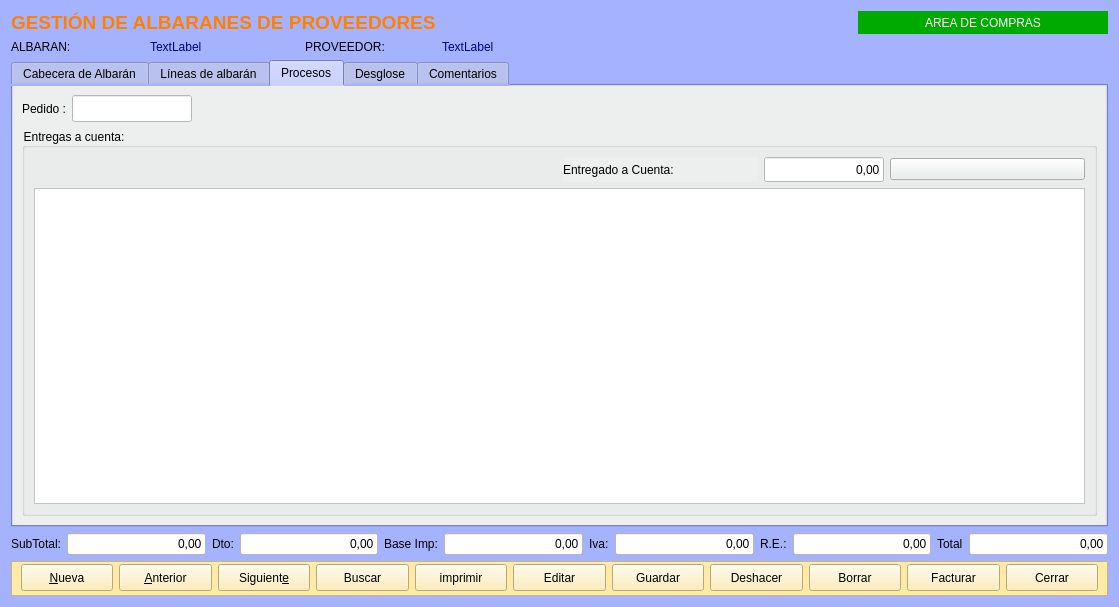
The window that Zona_Compras/frmalbaranproveedor.ui (arcnexus/RedFoX) describes before a commit, drawn with Qt 5.
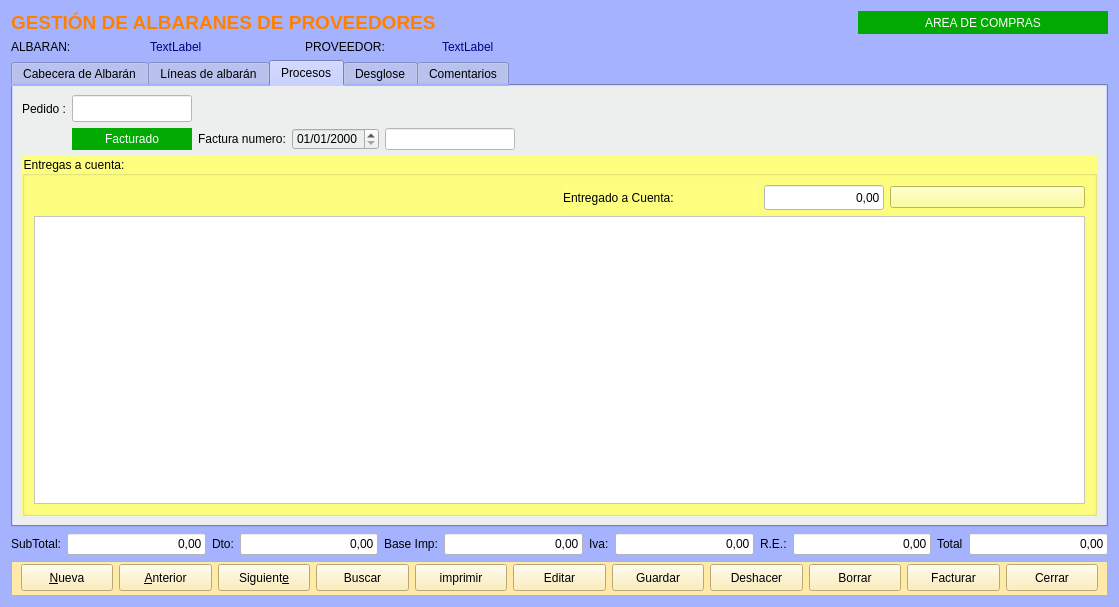
The same window after the commit. The open tabs and pages were chosen to show the change. Icons and pictures are not drawn.

Patch:
```diff
--- a/Zona_Compras/frmalbaranproveedor.ui
+++ b/Zona_Compras/frmalbaranproveedor.ui
@@ -635,10 +635,17 @@
        <string>Procesos</string>
       </attribute>
       <layout class="QGridLayout" name="gridLayout_3">
-       <item row="0" column="0">
-        <widget class="QLabel" name="label_24">
+       <item row="1" column="3">
+        <widget class="QDateEdit" name="txtdFechaFactura">
+         <property name="displayFormat">
+          <string>dd/MM/yyyy</string>
+         </property>
+        </widget>
+       </item>
+       <item row="1" column="2">
+        <widget class="QLabel" name="lblNumFactura">
          <property name="text">
-          <string>Pedido :</string>
+          <string>Factura numero:</string>
          </property>
         </widget>
        </item>
@@ -661,21 +668,11 @@
          </property>
         </widget>
        </item>
-       <item row="0" column="2">
-        <spacer name="horizontalSpacer_5">
-         <property name="orientation">
-          <enum>Qt::Horizontal</enum>
-         </property>
-         <property name="sizeHint" stdset="0">
-          <size>
-           <width>893</width>
-           <height>20</height>
-          </size>
-         </property>
-        </spacer>
-       </item>
-       <item row="1" column="0" colspan="3">
+       <item row="2" column="0" colspan="6">
         <widget class="QGroupBox" name="groupBox_3">
+         <property name="styleSheet">
+          <string notr="true">background-color: rgb(255, 255, 127);</string>
+         </property>
          <property name="title">
           <string>Entregas a cuenta:</string>
          </property>
@@ -757,6 +754,66 @@
          </layout>
         </widget>
        </item>
+       <item row="1" column="1">
+        <widget class="QLabel" name="lblFacturado">
+         <property name="styleSheet">
+          <string notr="true">background-color: rgb(0, 170, 0);
+color: rgb(255, 255, 255);</string>
+         </property>
+         <property name="text">
+          <string>   Facturado   </string>
+         </property>
+         <property name="alignment">
+          <set>Qt::AlignCenter</set>
+         </property>
+        </widget>
+       </item>
+       <item row="0" column="0">
+        <widget class="QLabel" name="label_24">
+         <property name="text">
+          <string>Pedido :</string>
+         </property>
+        </widget>
+       </item>
+       <item row="1" column="4">
+        <widget class="QLineEdit" name="txtcNumFra">
+         <property name="maximumSize">
+          <size>
+           <width>130</width>
+           <height>16777215</height>
+          </size>
+         </property>
+         <property name="styleSheet">
+          <string notr="true">background-color: rgb(255, 255, 255);</string>
+         </property>
+        </widget>
+       </item>
+       <item row="0" column="2" colspan="4">
+        <spacer name="horizontalSpacer_5">
+         <property name="orientation">
+          <enum>Qt::Horizontal</enum>
+         </property>
+         <property name="sizeHint" stdset="0">
+          <size>
+           <width>893</width>
+           <height>20</height>
+          </size>
+         </property>
+        </spacer>
+       </item>
+       <item row="1" column="5">
+        <spacer name="horizontalSpacer_7">
+         <property name="orientation">
+          <enum>Qt::Horizontal</enum>
+         </property>
+         <property name="sizeHint" stdset="0">
+          <size>
+           <width>40</width>
+           <height>20</height>
+          </size>
+         </property>
+        </spacer>
+       </item>
       </layout>
      </widget>
      <widget class="QWidget" name="tab_8">
```
Left out of the diff: 2 changed lines with no effect on the pictures.
